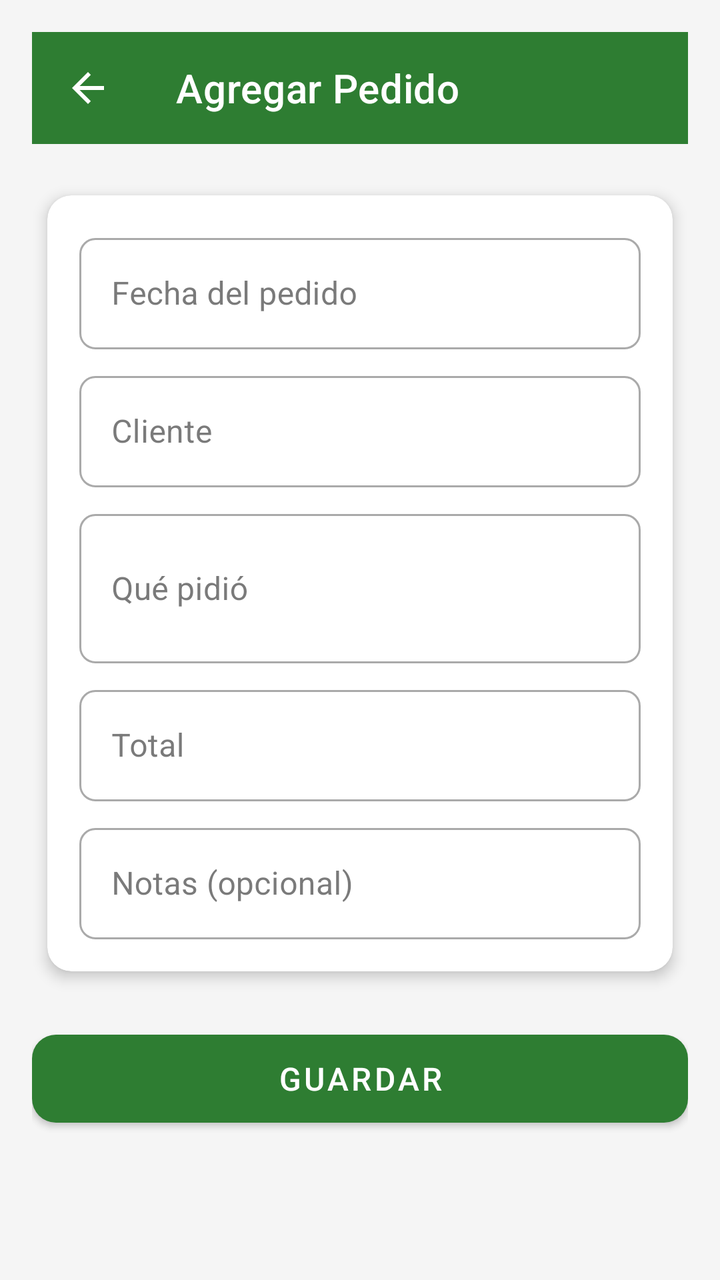
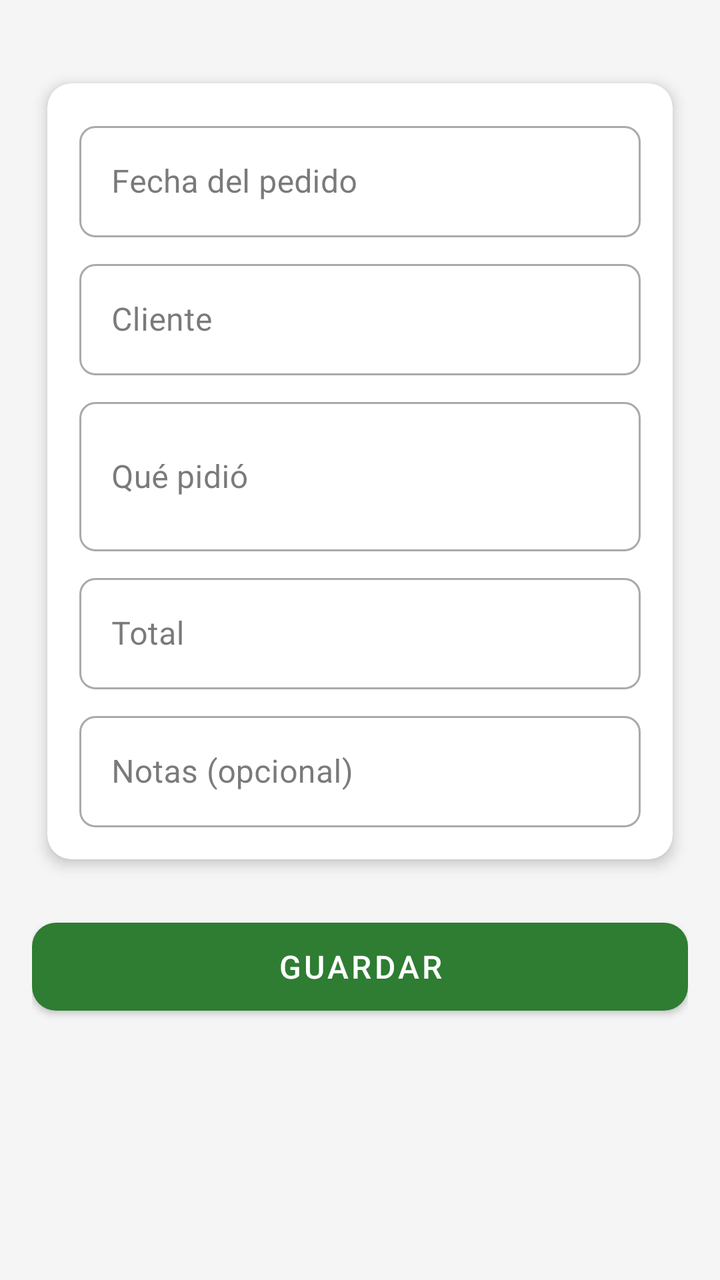

Compare the two renders of this Android layout. The source of the first and the diff that turns it into the second are given below.
<!-- AndroidManifest.xml: application theme Theme.OasisCheck -->
<!-- res/layout/activity_agregar_pedido.xml -->
<?xml version="1.0" encoding="utf-8"?>
<ScrollView
    xmlns:android="http://schemas.android.com/apk/res/android"
    xmlns:app="http://schemas.android.com/apk/res-auto"
    android:layout_width="match_parent"
    android:layout_height="match_parent"
    android:background="@color/background">

    <LinearLayout
        android:layout_width="match_parent"
        android:layout_height="wrap_content"
        android:orientation="vertical"
        android:padding="16dp">

        <com.google.android.material.appbar.MaterialToolbar
            android:id="@+id/toolbar"
            android:layout_width="match_parent"
            android:layout_height="?attr/actionBarSize"
            android:background="@color/green_primary"
            app:navigationIcon="@drawable/ic_back"
            app:title="@string/agregar_pedido"
            app:titleTextColor="@color/white"
            app:navigationIconTint="@color/white" />

        <androidx.cardview.widget.CardView
            style="@style/CardStyle"
            android:layout_width="match_parent"
            android:layout_height="wrap_content"
            android:layout_marginTop="16dp">

            <LinearLayout
                android:layout_width="match_parent"
                android:layout_height="wrap_content"
                android:orientation="vertical"
                android:padding="16dp">

                <com.google.android.material.textfield.TextInputLayout
                    style="@style/InputStyle"
                    android:layout_width="match_parent"
                    android:layout_height="wrap_content"
                    android:hint="@string/fecha_del_pedido">

                    <com.google.android.material.textfield.TextInputEditText
                        android:id="@+id/et_fecha"
                        android:layout_width="match_parent"
                        android:layout_height="wrap_content"
                        android:focusable="false"
                        android:clickable="true" />

                </com.google.android.material.textfield.TextInputLayout>

                <com.google.android.material.textfield.TextInputLayout
                    style="@style/InputStyle"
                    android:layout_width="match_parent"
                    android:layout_height="wrap_content"
                    android:layout_marginTop="8dp"
                    android:hint="@string/cliente">

                    <com.google.android.material.textfield.TextInputEditText
                        android:id="@+id/et_cliente"
                        android:layout_width="match_parent"
                        android:layout_height="wrap_content"
                        android:inputType="textPersonName" />

                </com.google.android.material.textfield.TextInputLayout>

                <com.google.android.material.textfield.TextInputLayout
                    style="@style/InputStyle"
                    android:layout_width="match_parent"
                    android:layout_height="wrap_content"
                    android:layout_marginTop="8dp"
                    android:hint="@string/que_pidio">

                    <com.google.android.material.textfield.TextInputEditText
                        android:id="@+id/et_productos"
                        android:layout_width="match_parent"
                        android:layout_height="wrap_content"
                        android:inputType="textMultiLine"
                        android:minLines="2" />

                </com.google.android.material.textfield.TextInputLayout>

                <com.google.android.material.textfield.TextInputLayout
                    style="@style/InputStyle"
                    android:layout_width="match_parent"
                    android:layout_height="wrap_content"
                    android:layout_marginTop="8dp"
                    android:hint="@string/total"
                    app:prefixText="$">

                    <com.google.android.material.textfield.TextInputEditText
                        android:id="@+id/et_total"
                        android:layout_width="match_parent"
                        android:layout_height="wrap_content"
                        android:inputType="numberDecimal" />

                </com.google.android.material.textfield.TextInputLayout>

                <com.google.android.material.textfield.TextInputLayout
                    style="@style/InputStyle"
                    android:layout_width="match_parent"
                    android:layout_height="wrap_content"
                    android:layout_marginTop="8dp"
                    android:hint="@string/notas_opcional">

                    <com.google.android.material.textfield.TextInputEditText
                        android:id="@+id/et_notas"
                        android:layout_width="match_parent"
                        android:layout_height="wrap_content"
                        android:inputType="textMultiLine"
                        android:minLines="1" />

                </com.google.android.material.textfield.TextInputLayout>

            </LinearLayout>

        </androidx.cardview.widget.CardView>

        <com.google.android.material.button.MaterialButton
            android:id="@+id/btn_guardar"
            android:layout_width="match_parent"
            android:layout_height="56dp"
            android:layout_marginTop="16dp"
            android:text="@string/guardar"
            android:textSize="16sp"
            app:backgroundTint="@color/green_primary"
            app:cornerRadius="12dp" />

        <com.google.android.material.button.MaterialButton
            android:id="@+id/btn_eliminar"
            style="@style/Widget.MaterialComponents.Button.OutlinedButton"
            android:layout_width="match_parent"
            android:layout_height="56dp"
            android:layout_marginTop="8dp"
            android:text="@string/eliminar"
            android:textColor="@color/red"
            app:strokeColor="@color/red"
            app:cornerRadius="12dp"
            android:visibility="gone" />

    </LinearLayout>

</ScrollView>
<!-- resources referenced by this layout -->
<resources>
  <color name="background">#F5F5F5</color>
  <color name="green_primary">#2E7D32</color>
  <color name="red">#F44336</color>
  <color name="white">#FFFFFF</color>
  <!-- drawable ic_back (drawable) -->
  <?xml version="1.0" encoding="utf-8"?>
  <vector xmlns:android="http://schemas.android.com/apk/res/android"
      android:width="24dp"
      android:height="24dp"
      android:viewportWidth="24"
      android:viewportHeight="24"
      android:tint="?attr/colorControlNormal">
      <path
          android:fillColor="@android:color/white"
          android:pathData="M20,11H7.83l5.59,-5.59L12,4l-8,8 8,8 1.41,-1.41L7.83,13H20v-2z"/>
  </vector>
  <string name="agregar_pedido">Agregar Pedido</string>
  <string name="cliente">Cliente</string>
  <string name="eliminar">Eliminar</string>
  <string name="fecha_del_pedido">Fecha del pedido</string>
  <string name="guardar">Guardar</string>
  <string name="notas_opcional">Notas (opcional)</string>
  <string name="que_pidio">Qué pidió</string>
  <string name="total">Total</string>
  <style name="CardStyle">
          <item name="cardCornerRadius">12dp</item>
          <item name="cardElevation">4dp</item>
          <item name="cardUseCompatPadding">true</item>
      </style>
  <style name="InputStyle" parent="Widget.MaterialComponents.TextInputLayout.OutlinedBox">
          <item name="boxCornerRadiusTopStart">8dp</item>
          <item name="boxCornerRadiusTopEnd">8dp</item>
          <item name="boxCornerRadiusBottomStart">8dp</item>
          <item name="boxCornerRadiusBottomEnd">8dp</item>
      </style>
  <style name="Theme.OasisCheck" parent="Theme.MaterialComponents.DayNight.DarkActionBar">
          <item name="colorPrimary">@color/green_primary</item>
          <item name="colorPrimaryDark">@color/green_primary_dark</item>
          <item name="colorAccent">@color/green_accent</item>
          <item name="colorSecondary">@color/green_accent</item>
          <item name="colorOnSurface">@color/text_primary</item>
          <item name="android:statusBarColor">@color/green_primary_dark</item>
      </style>
  <color name="green_primary_dark">#1B5E20</color>
  <color name="green_accent">#66BB6A</color>
  <color name="text_primary">#212121</color>
</resources>

<!-- the commit's change to res/layout/activity_agregar_pedido.xml (unified diff, before → after) -->
@@ -12,15 +12,7 @@
         android:orientation="vertical"
         android:padding="16dp">
 
-        <com.google.android.material.appbar.MaterialToolbar
-            android:id="@+id/toolbar"
-            android:layout_width="match_parent"
-            android:layout_height="?attr/actionBarSize"
-            android:background="@color/green_primary"
-            app:navigationIcon="@drawable/ic_back"
-            app:title="@string/agregar_pedido"
-            app:titleTextColor="@color/white"
-            app:navigationIconTint="@color/white" />
+
 
         <androidx.cardview.widget.CardView
             style="@style/CardStyle"
<!-- resource entries referenced after the edit -->
@@ -3,20 +3,6 @@
   <color name="background">#F5F5F5</color>
   <color name="green_primary">#2E7D32</color>
   <color name="red">#F44336</color>
-  <color name="white">#FFFFFF</color>
-  <!-- drawable ic_back (drawable) -->
-  <?xml version="1.0" encoding="utf-8"?>
-  <vector xmlns:android="http://schemas.android.com/apk/res/android"
-      android:width="24dp"
-      android:height="24dp"
-      android:viewportWidth="24"
-      android:viewportHeight="24"
-      android:tint="?attr/colorControlNormal">
-      <path
-          android:fillColor="@android:color/white"
-          android:pathData="M20,11H7.83l5.59,-5.59L12,4l-8,8 8,8 1.41,-1.41L7.83,13H20v-2z"/>
-  </vector>
-  <string name="agregar_pedido">Agregar Pedido</string>
   <string name="cliente">Cliente</string>
   <string name="eliminar">Eliminar</string>
   <string name="fecha_del_pedido">Fecha del pedido</string>
@@ -35,16 +21,15 @@
           <item name="boxCornerRadiusBottomStart">8dp</item>
           <item name="boxCornerRadiusBottomEnd">8dp</item>
       </style>
-  <style name="Theme.OasisCheck" parent="Theme.MaterialComponents.DayNight.DarkActionBar">
-          <item name="colorPrimary">@color/green_primary</item>
-          <item name="colorPrimaryDark">@color/green_primary_dark</item>
-          <item name="colorAccent">@color/green_accent</item>
-          <item name="colorSecondary">@color/green_accent</item>
+  <style name="Theme.OasisCheck" parent="Theme.MaterialComponents.DayNight.NoActionBar">
+          <item name="colorPrimary">@color/purple</item>
+          <item name="colorPrimaryDark">#6A1B9A</item>
+          <item name="colorAccent">#FF4081</item>
+          <item name="colorSecondary">#FF4081</item>
           <item name="colorOnSurface">@color/text_primary</item>
-          <item name="android:statusBarColor">@color/green_primary_dark</item>
+          <item name="android:statusBarColor">#6A1B9A</item>
       </style>
-  <color name="green_primary_dark">#1B5E20</color>
-  <color name="green_accent">#66BB6A</color>
+  <color name="purple">#9C27B0</color>
   <color name="text_primary">#212121</color>
 </resources>
 
